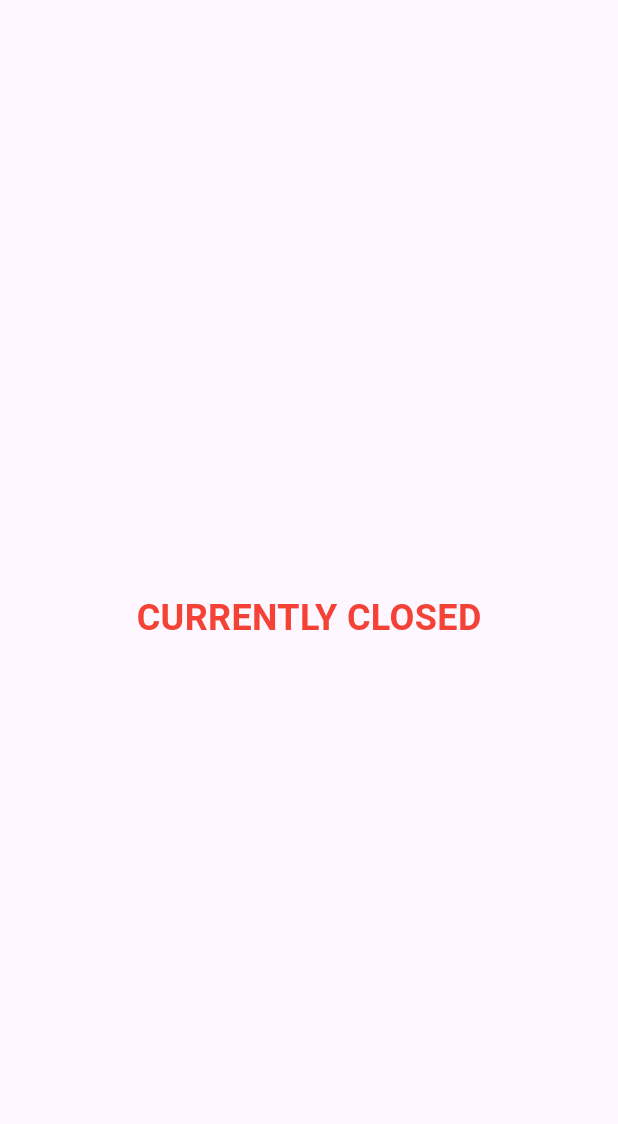
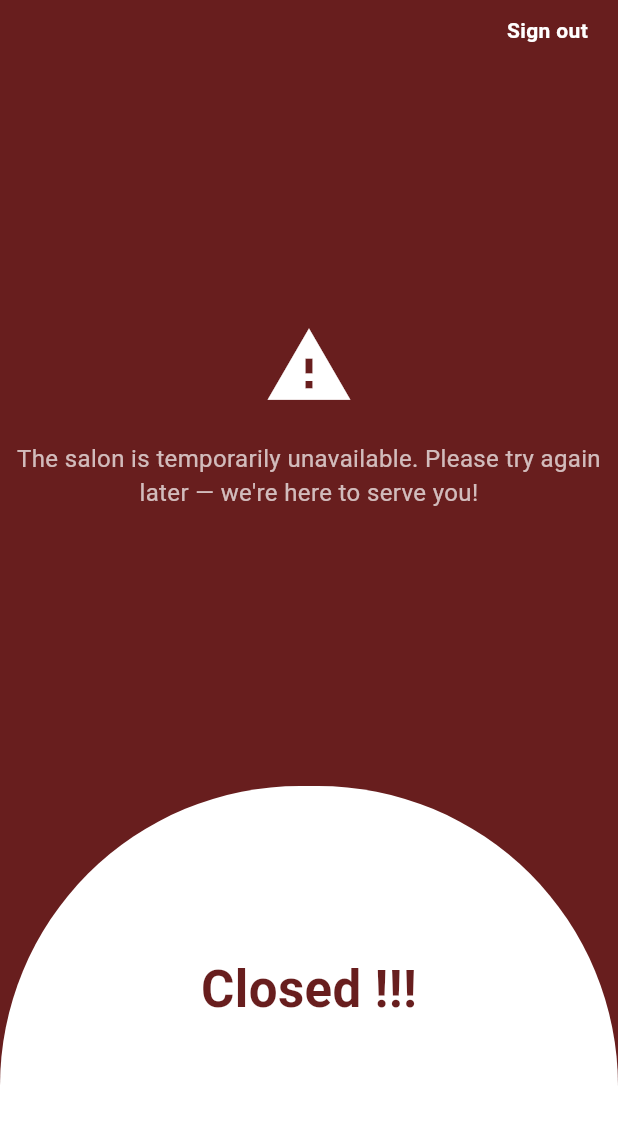
Before and after one commit to deepak-dee3/HAIR_CUT_BOOKING_FLUTTER_APP, a Flutter app: the admin_off_page screen opened directly, on a phone screen of 412 x 824 dp. Shown: the top 1124 px of the screen. Run offline on Flutter 3.47's test engine with Material 3 defaults, Android fonts, the phone set to English and light mode, and no system bars; our stand-ins replace cloud_firestore, firebase_auth, firebase_core, firebase_storage, googleapis_auth, lottie and 2 more; accounts and stored records are empty.

Commit message:
ui has been completed for admin_off page

```diff
--- a/lib/admin_off_page.dart
+++ b/lib/admin_off_page.dart
@@ -9,6 +9,9 @@ class admin_off_page extends StatefulWidget{
 class _admin_off_pageState extends State<admin_off_page> {
   @override
   Widget build(BuildContext context) {
+     var screenHeight = MediaQuery.of(context).size.height;
+    var screenWidth = MediaQuery.of(context).size.width;
+
     return
      WillPopScope(
       onWillPop: () async {
@@ -18,10 +21,170 @@ class _admin_off_pageState extends State<admin_off_page> {
        return false;
       },
       child:
-    Scaffold(
-      body:Center(
-        child: Container(child:Text('CURRENTLY CLOSED',style: TextStyle(fontSize: 24,color: Colors.red,fontWeight: FontWeight.bold),)),
-      )
-    ));
+Scaffold(
+      backgroundColor: Color(0xFF681E1E),
+      body: SafeArea(
+        child: Column(
+          crossAxisAlignment: CrossAxisAlignment.center,
+          children: [
+            // Top section
+            Padding(
+              padding: const EdgeInsets.symmetric(horizontal: 20.0, vertical: 10.0),
+              child: Row(
+                mainAxisAlignment: MainAxisAlignment.end,
+                children: [
+
+                  GestureDetector(
+                    onTap: () {
+                               Navigator.pushAndRemoveUntil(context,MaterialPageRoute(builder: (context) => LogInUpPage()),(route) => false,);
+
+
+
+                    },
+                    child: Text(
+                        "Sign out",
+                        style: TextStyle(
+                          color: Colors.white,
+                          fontWeight: FontWeight.bold,
+                        ),
+                      ),
+                    ),
+
+                ],
+              ),
+            ),
+            // Title and message
+            Spacer(),
+            // Text(
+            //   "Closed !",
+            //   style: TextStyle(
+            //     color: Colors.white,
+            //     fontSize: 36,
+            //     fontWeight: FontWeight.bold,
+            //   ),
+            // ),
+            Icon(
+                      Icons.warning,
+                      size: 60,
+                      color: Colors.white,
+                    ),
+            SizedBox(height: 10),
+            Padding(padding: EdgeInsets.all(10),
+              child: Text(
+                "The salon is temporarily unavailable. Please try again later — we're here to serve you!",
+                textAlign: TextAlign.center,
+                style: TextStyle(
+                  color: Colors.white70,
+                  fontSize: 16,
+                ),
+              ),
+
+            ),
+            Spacer(),
+            // Semi-circle with cross icon
+            Stack(
+              alignment: Alignment.topCenter,
+              children: [
+                Container(
+                  height: 300,
+                  decoration: BoxDecoration(
+                    color: Colors.white,
+                    borderRadius: BorderRadius.only(
+                      topLeft: Radius.circular(200),
+                      topRight: Radius.circular(200),
+                    ),
+                  ),
+                ),
+                Positioned(
+                 // top: -10,
+                 bottom: 140,
+                  child:  Text(
+              "Closed !!!",
+              style: TextStyle(
+                color: Color(0xFF681E1E),
+                fontSize: 34,
+                fontWeight: FontWeight.bold,
+              ),
+            ),
+
+                ),
+              ],
+            ),
+          ],
+        ),
+      ),
+    )
+);
   }
 }
+
+// import 'package:flutter/material.dart';
+
+// class admin_off_page extends StatelessWidget {
+//   @override
+//   Widget build(BuildContext context) {
+//     return  Scaffold(
+//         backgroundColor: Color(0xFF3B0C0C), // Dark brownish-red color
+//         body: Center(
+//           child: Padding(
+//             padding: const EdgeInsets.all(20.0),
+//             child: Container(
+//               decoration: BoxDecoration(
+//                 color: Colors.white,
+//                 borderRadius: BorderRadius.circular(16),
+//                 boxShadow: [
+//                   BoxShadow(
+//                     color: Colors.black12,
+//                     blurRadius: 10,
+//                     spreadRadius: 5,
+//                   ),
+//                 ],
+//               ),
+//               padding: const EdgeInsets.all(20.0),
+//               child: Column(
+//                 mainAxisSize: MainAxisSize.min,
+//                 children: [
+//                   Text(
+//                     "Oh no!",
+//                     style: TextStyle(
+//                       color: Color(0xFFD32F2F), // Red
+//                       fontSize: 32,
+//                       fontWeight: FontWeight.bold,
+//                     ),
+//                   ),
+//                   SizedBox(height: 10),
+//                   Text(
+//                     "Looks like something went wrong in verifying your input. Would you like to try again or seek help?",
+//                     textAlign: TextAlign.center,
+//                     style: TextStyle(
+//                       color: Colors.black54,
+//                       fontSize: 16,
+//                     ),
+//                   ),
+//                   SizedBox(height: 20),
+//                   ElevatedButton.icon(
+//                     onPressed: () {
+//                       // Action for the button
+//                     },
+//                     icon: Icon(Icons.close, color: Colors.white),
+//                     label: Text("TRY AGAIN"),
+//                     style: ElevatedButton.styleFrom(
+//                       backgroundColor: Color(0xFFD32F2F), // Red
+//                       shape: RoundedRectangleBorder(
+//                         borderRadius: BorderRadius.circular(8),
+//                       ),
+//                       padding: const EdgeInsets.symmetric(
+//                         horizontal: 30,
+//                         vertical: 15,
+//                       ),
+//                     ),
+//                   ),
+//                 ],
+//               ),
+//             ),
+//           ),
+//         ),
+
+//     );
+//   }
+// }
```
